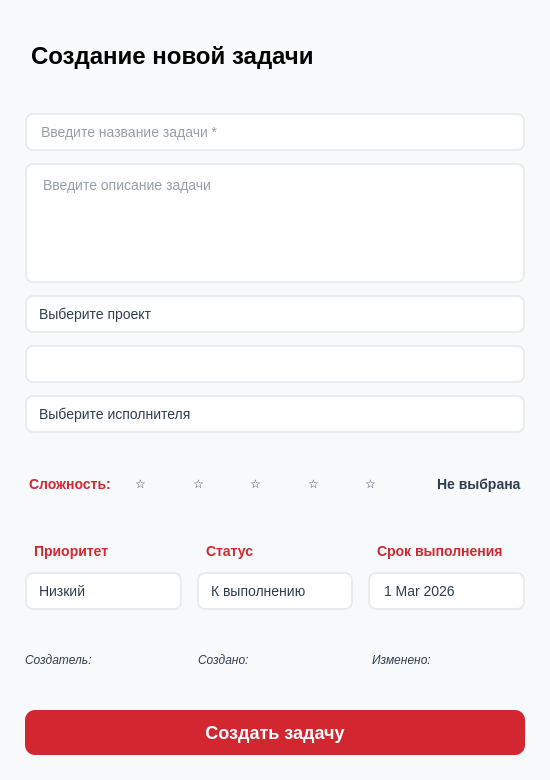
First picture: the form in ui/other_tasks/task_dialog.ui, repository lerakaplich/TaskPlanner2, before the edit.
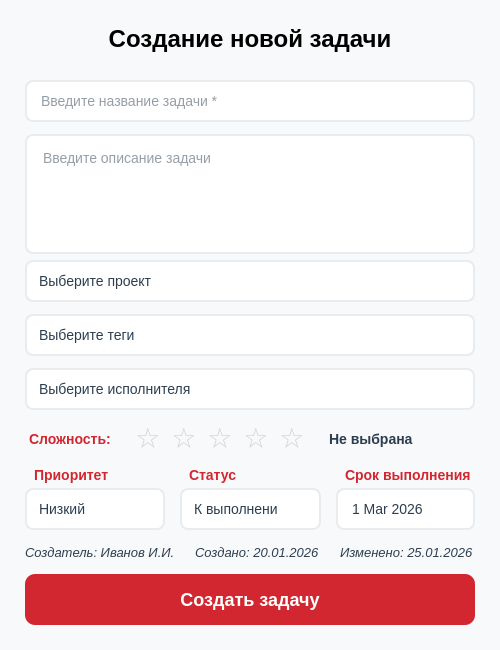
Second picture: the form after the edit.

Patch:
```diff
--- a/ui/other_tasks/task_dialog.ui
+++ b/ui/other_tasks/task_dialog.ui
@@ -6,14 +6,14 @@
    <rect>
     <x>0</x>
     <y>0</y>
-    <width>550</width>
-    <height>780</height>
+    <width>500</width>
+    <height>650</height>
    </rect>
   </property>
   <property name="minimumSize">
    <size>
-    <width>550</width>
-    <height>750</height>
+    <width>500</width>
+    <height>650</height>
    </size>
   </property>
   <property name="windowTitle">
@@ -28,11 +28,11 @@
     QLabel {
         color: #2c3e50;
     }
-    QLineEdit, QTextEdit, QComboBox, QDateEdit, QListWidget {
+    QLineEdit, QTextEdit, QComboBox, QDateEdit {
         background-color: white;
         border: 2px solid #e9ecef;
         border-radius: 8px;
-        padding: 8px 12px;
+        padding: 10px 12px;
         font-size: 14px;
         color: #2c3e50;
     }
@@ -77,34 +77,8 @@
         width: 0;
         height: 0;
     }
-    QListWidget::item {
-        padding: 5px;
-        border: none;
-    }
-    QListWidget::item:selected {
-        background-color: #D22730;
-        color: white;
-    }
-    QListWidget::item:hover {
-        background-color: #ccab6e;
-        color: white;
-    }
-    QCheckBox {
-        spacing: 8px;
-    }
-    QCheckBox::indicator {
-        width: 18px;
-        height: 18px;
-        border-radius: 4px;
-        border: 2px solid #D9D9D6;
-        background-color: white;
-    }
-    QCheckBox::indicator:checked {
-        background-color: #D22730;
-        border-color: #D22730;
-    }
     /* Стиль для звезд рейтинга */
-    QLabel[objectName^=&quot;star&quot;] {
+    QLabel[objectName^="star"] {
         font-size: 28px;
         font-weight: normal;
         color: #D3D3D3;
@@ -112,7 +86,7 @@
     QLabel[objectName^=&quot;star&quot;]:hover {
         color: #FFD700;
     }
-    QLabel[objectName^=&quot;star&quot;][active=&quot;true&quot;] {
+    QLabel[objectName^="star"][active="true"] {
         color: #FFD700;
     }
    </string>
@@ -136,12 +110,14 @@
    <item>
     <widget class="QLabel" name="titleLabel">
      <property name="styleSheet">
-      <string notr="true">font-size: 24px; font-weight: bold; color: black; margin-bottom: 15px;
-background-color: transparent;</string>
+      <string notr="true">font-size: 24px; font-weight: bold; color: black; margin-bottom: 15px;</string>
      </property>
      <property name="text">
       <string>Создание новой задачи</string>
      </property>
+     <property name="alignment">
+      <set>Qt::AlignmentFlag::AlignCenter</set>
+     </property>
     </widget>
    </item>
    <item>
@@ -156,13 +132,13 @@
      <property name="minimumSize">
       <size>
        <width>0</width>
-       <height>100</height>
+       <height>120</height>
       </size>
      </property>
      <property name="maximumSize">
       <size>
        <width>16777215</width>
-       <height>120</height>
+       <height>150</height>
       </size>
      </property>
      <property name="placeholderText">
@@ -178,12 +154,9 @@
     </widget>
    </item>
    <item>
-    <widget class="QComboBox" name="comboTags">
-     <property name="editable">
-      <bool>true</bool>
-     </property>
-     <property name="placeholderText" stdset="0">
-      <string>Выберите руководителей</string>
+    <widget class="QComboBox" name="comboBoxTag">
+     <property name="placeholderText">
+      <string>Выберите теги</string>
      </property>
     </widget>
    </item>
@@ -202,7 +175,7 @@
      <item>
       <widget class="QLabel" name="labelDifficulty">
        <property name="styleSheet">
-        <string notr="true">font-weight: bold; font-size: 14px; color: #D22730; margin-right: 10px; background-color: transparent;</string>
+        <string notr="true">font-weight: bold; font-size: 14px; color: #D22730; margin-right: 10px;</string>
        </property>
        <property name="text">
         <string>Сложность:</string>
@@ -212,63 +185,106 @@
      <item>
       <widget class="QLabel" name="star1">
        <property name="styleSheet">
-        <string notr="true">background-color: transparent;</string>
+        <string notr="true">QLabel {
+    font-size: 28px;
+    color: #D3D3D3;
+}</string>
        </property>
        <property name="text">
         <string>☆</string>
        </property>
+       <property name="alignment">
+        <set>Qt::AlignmentFlag::AlignCenter</set>
+       </property>
       </widget>
      </item>
      <item>
       <widget class="QLabel" name="star2">
        <property name="styleSheet">
-        <string notr="true">background-color: transparent;</string>
+        <string notr="true">QLabel {
+    font-size: 28px;
+    color: #D3D3D3;
+}</string>
        </property>
        <property name="text">
         <string>☆</string>
        </property>
+       <property name="alignment">
+        <set>Qt::AlignmentFlag::AlignCenter</set>
+       </property>
       </widget>
      </item>
      <item>
       <widget class="QLabel" name="star3">
        <property name="styleSheet">
-        <string notr="true">background-color: transparent;</string>
+        <string notr="true">QLabel {
+    font-size: 28px;
+    color: #D3D3D3;
+}</string>
        </property>
        <property name="text">
         <string>☆</string>
        </property>
+       <property name="alignment">
+        <set>Qt::AlignmentFlag::AlignCenter</set>
+       </property>
       </widget>
      </item>
      <item>
       <widget class="QLabel" name="star4">
        <property name="styleSheet">
-        <string notr="true">background-color: transparent;</string>
+        <string notr="true">QLabel {
+    font-size: 28px;
+    color: #D3D3D3;
+}</string>
        </property>
        <property name="text">
         <string>☆</string>
        </property>
+       <property name="alignment">
+        <set>Qt::AlignmentFlag::AlignCenter</set>
+       </property>
       </widget>
      </item>
      <item>
       <widget class="QLabel" name="star5">
        <property name="styleSheet">
-        <string notr="true">background-color: transparent;</string>
+        <string notr="true">QLabel {
+    font-size: 28px;
+    color: #D3D3D3;
+}</string>
        </property>
        <property name="text">
         <string>☆</string>
        </property>
+       <property name="alignment">
+        <set>Qt::AlignmentFlag::AlignCenter</set>
+       </property>
       </widget>
      </item>
      <item>
       <widget class="QLabel" name="labelDifficultyValue">
        <property name="styleSheet">
-        <string notr="true">color: #2c3e50; font-size: 14px; font-weight: bold; margin-left: 10px; background-color: transparent;</string>
+        <string notr="true">color: #2c3e50; font-size: 14px; font-weight: bold; margin-left: 10px;</string>
        </property>
        <property name="text">
         <string>Не выбрана</string>
        </property>
       </widget>
      </item>
+     <item>
+      <spacer name="horizontalSpacerDiff">
+       <property name="orientation">
+        <enum>Qt::Orientation::Horizontal</enum>
+       </property>
+       <property name="sizeHint" stdset="0">
+        <size>
+         <width>40</width>
+         <height>20</height>
+        </size>
+       </property>
+      </spacer>
+     </item>
     </layout>
    </item>
    <item>
@@ -284,7 +300,7 @@
        <item>
         <widget class="QLabel" name="labelPriority">
          <property name="styleSheet">
-          <string notr="true">font-weight: bold; font-size: 14px; color: #D22730; margin-left: 5px; background-color: transparent;</string>
+          <string notr="true">font-weight: bold; font-size: 14px; color: #D22730; margin-left: 5px;</string>
          </property>
          <property name="text">
           <string>Приоритет</string>
@@ -325,7 +341,7 @@
        <item>
         <widget class="QLabel" name="labelStatus">
          <property name="styleSheet">
-          <string notr="true">font-weight: bold; font-size: 14px; color: #D22730; margin-left: 5px; background-color: transparent;</string>
+          <string notr="true">font-weight: bold; font-size: 14px; color: #D22730; margin-left: 5px;</string>
          </property>
          <property name="text">
           <string>Статус</string>
@@ -366,7 +382,7 @@
        <item>
         <widget class="QLabel" name="labelDeadline">
          <property name="styleSheet">
-          <string notr="true">font-weight: bold; font-size: 14px; color: #D22730; margin-left: 5px; background-color: transparent;</string>
+          <string notr="true">font-weight: bold; font-size: 14px; color: #D22730; margin-left: 5px;</string>
          </property>
          <property name="text">
           <string>Срок выполнения</string>
@@ -399,33 +415,46 @@
      <item>
       <widget class="QLabel" name="createdByLabel">
        <property name="styleSheet">
-        <string notr="true">color: #2c3e50; font-size: 12px; font-style: italic; background-color: transparent;</string>
+        <string notr="true">color: #2c3e50; font-size: 13px; font-style: italic;</string>
        </property>
        <property name="text">
-        <string>Создатель:</string>
+        <string>Создатель: Иванов И.И.</string>
        </property>
       </widget>
      </item>
      <item>
       <widget class="QLabel" name="createdAtLabel">
        <property name="styleSheet">
-        <string notr="true">color: #2c3e50; font-size: 12px; font-style: italic; background-color: transparent;</string>
+        <string notr="true">color: #2c3e50; font-size: 13px; font-style: italic; </string>
        </property>
        <property name="text">
-        <string>Создано:</string>
+        <string>Создано: 20.01.2026</string>
        </property>
       </widget>
      </item>
      <item>
       <widget class="QLabel" name="updatedAtLabel">
        <property name="styleSheet">
-        <string notr="true">color: #2c3e50; font-size: 12px; font-style: italic; background-color: transparent;</string>
+        <string notr="true">color: #2c3e50; font-size: 13px; font-style: italic; </string>
        </property>
        <property name="text">
-        <string>Изменено:</string>
+        <string>Изменено: 25.01.2026</string>
        </property>
       </widget>
      </item>
+     <item>
+      <spacer name="horizontalSpacer">
+       <property name="orientation">
+        <enum>Qt::Orientation::Horizontal</enum>
+       </property>
+       <property name="sizeHint" stdset="0">
+        <size>
+         <width>40</width>
+         <height>20</height>
+        </size>
+       </property>
+      </spacer>
+     </item>
     </layout>
    </item>
    <item>
@@ -442,7 +471,7 @@
            font-weight: bold;
            font-size: 18px;
            border: none;
-           padding: 12px 30px;
+           padding: 15px 30px;
            min-width: 200px;
        }
        QPushButton:hover {
```
Left out of the diff: 10 changed lines with no effect on the pictures.
